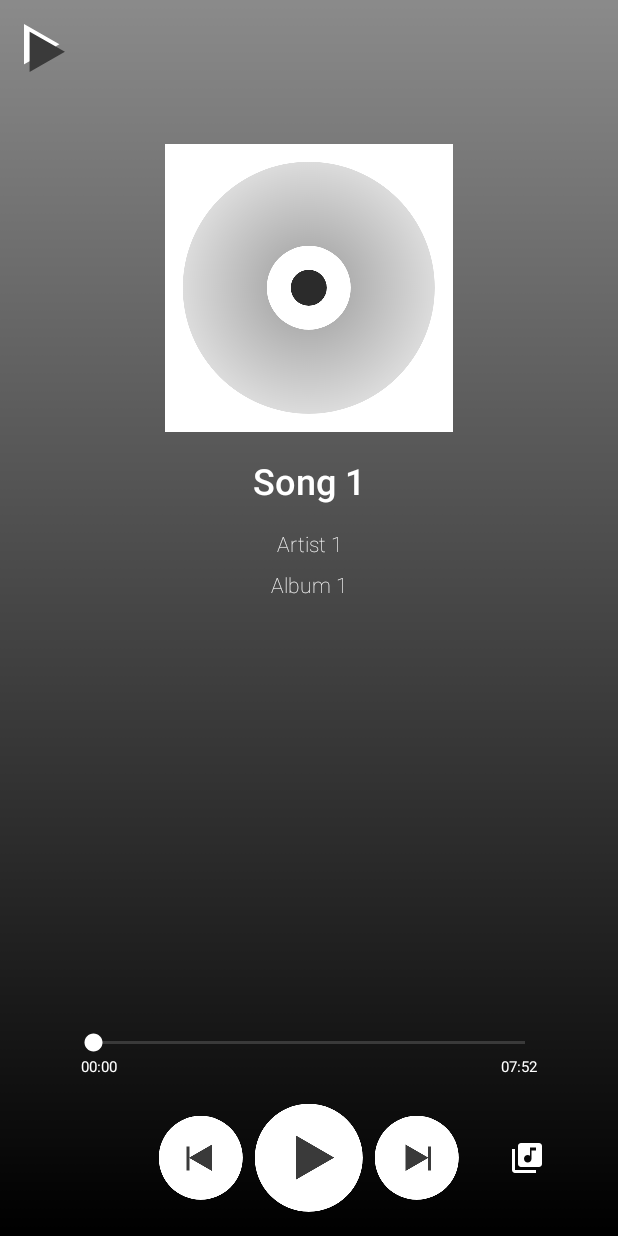
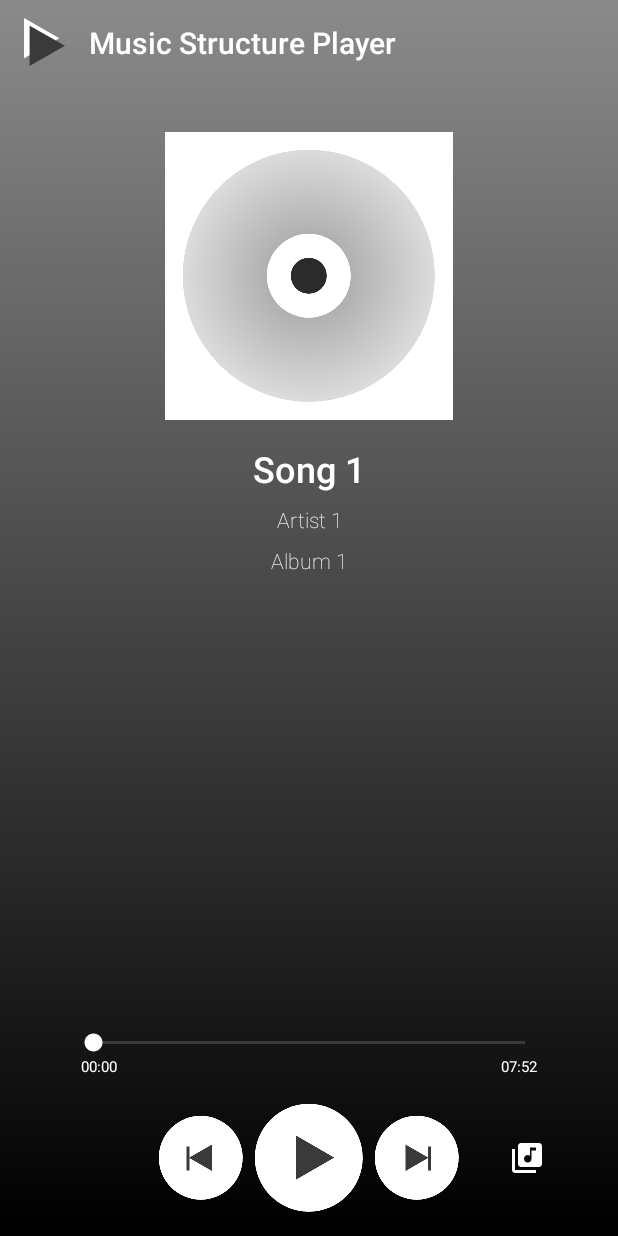
Before and after one commit to numerative/Music-Structure, an Android app: the screen it shows after launch (MainActivity), on a phone screen of 412 x 824 dp. Run offline under Robolectric (Android 15) with nearby library versions, the phone set to English and light mode, and no system bars.

Commit message:
Add Toolbar with app icon

```diff
--- a/app/src/main/res/layout/activity_main.xml
+++ b/app/src/main/res/layout/activity_main.xml
@@ -7,6 +7,15 @@
     android:background="@drawable/player_screen"
     android:fitsSystemWindows="true"
     tools:context=".MainActivity">
+
+    <include
+        android:id="@+id/layout_toolbar"
+        layout="@layout/toolbar"
+        android:layout_width="match_parent"
+        android:layout_height="?android:attr/actionBarSize"
+        app:layout_constraintEnd_toEndOf="parent"
+        app:layout_constraintStart_toStartOf="parent"
+        app:layout_constraintTop_toTopOf="parent" />
 
     <TextView
         android:id="@+id/total_time"
@@ -26,11 +35,11 @@
         android:layout_height="wrap_content"
         android:layout_marginEnd="8dp"
         android:layout_marginStart="8dp"
-        android:layout_marginTop="96dp"
+        android:layout_marginTop="32dp"
         android:contentDescription="@string/disc_shaped_logo"
         app:layout_constraintEnd_toEndOf="parent"
         app:layout_constraintStart_toStartOf="parent"
-        app:layout_constraintTop_toTopOf="parent"
+        app:layout_constraintTop_toBottomOf="@+id/layout_toolbar"
         app:srcCompat="@drawable/disc_logo" />
 
     <TextView
@@ -55,7 +64,7 @@
         android:layout_height="wrap_content"
         android:layout_marginEnd="8dp"
         android:layout_marginStart="8dp"
-        android:layout_marginTop="16dp"
+        android:layout_marginTop="8dp"
         android:fontFamily="sans-serif-thin"
         android:text="@string/artist_1"
         android:textAlignment="center"
@@ -150,13 +159,4 @@
         app:layout_constraintStart_toEndOf="@+id/next_button"
         app:srcCompat="@drawable/ic_library_music_black_24dp" />
 
-    <ImageView
-        android:id="@+id/imageView3"
-        android:layout_width="wrap_content"
-        android:layout_height="wrap_content"
-        android:layout_marginStart="16dp"
-        android:layout_marginTop="16dp"
-        app:layout_constraintStart_toStartOf="parent"
-        app:layout_constraintTop_toTopOf="parent"
-        app:srcCompat="@drawable/app_logo" />
 </android.support.constraint.ConstraintLayout>
--- /dev/null
+++ b/app/src/main/res/layout/toolbar.xml
@@ -0,0 +1,44 @@
+<?xml version="1.0" encoding="utf-8"?>
+<android.support.constraint.ConstraintLayout xmlns:android="http://schemas.android.com/apk/res/android"
+    xmlns:app="http://schemas.android.com/apk/res-auto"
+    xmlns:tools="http://schemas.android.com/tools"
+    android:layout_width="match_parent"
+    android:layout_height="match_parent">
+
+    <android.support.v7.widget.Toolbar
+        android:id="@+id/layout_toolbar"
+        android:layout_width="match_parent"
+        android:layout_height="?android:attr/actionBarSize"
+        app:layout_constraintEnd_toEndOf="parent"
+        app:layout_constraintStart_toStartOf="parent"
+        app:layout_constraintTop_toTopOf="parent">
+
+        <android.support.constraint.ConstraintLayout
+            android:layout_width="match_parent"
+            android:layout_height="match_parent"
+            tools:layout_editor_absoluteX="16dp">
+
+            <ImageView
+                android:id="@+id/imageView4"
+                android:layout_width="wrap_content"
+                android:layout_height="wrap_content"
+                android:src="@drawable/app_logo"
+                app:layout_constraintBottom_toBottomOf="parent"
+                app:layout_constraintTop_toTopOf="parent" />
+
+            <TextView
+                android:id="@+id/textView"
+                android:layout_width="wrap_content"
+                android:layout_height="wrap_content"
+                android:layout_marginStart="16dp"
+                android:text="@string/app_name"
+                android:textAppearance="@style/TextAppearance.AppCompat.Title"
+                android:textColor="@android:color/white"
+                app:layout_constraintBottom_toBottomOf="parent"
+                app:layout_constraintStart_toEndOf="@+id/imageView4"
+                app:layout_constraintTop_toTopOf="parent" />
+        </android.support.constraint.ConstraintLayout>
+    </android.support.v7.widget.Toolbar>
+
+
+</android.support.constraint.ConstraintLayout>
```
